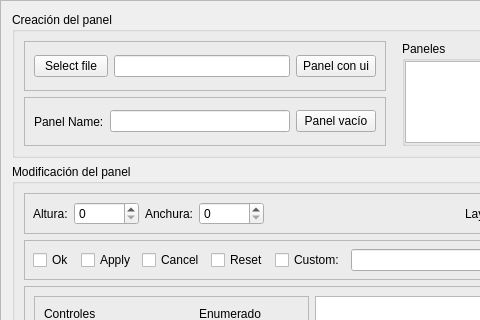
This is src/gui/GeneratorPanel.ui in jbarceloperez/generadores as Qt 5 draws it before an edit; both pictures show x 0 to 480 and y 0 to 320 of the 750 by 560 pixel window. The edited form follows.
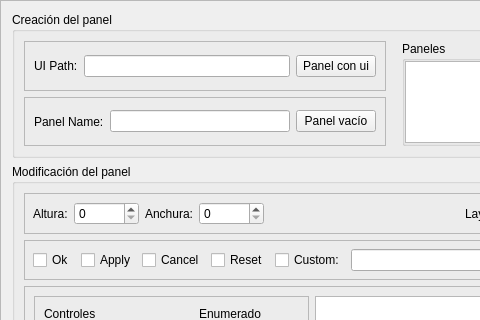
This is the edited form.

```diff
--- a/src/gui/GeneratorPanel.ui
+++ b/src/gui/GeneratorPanel.ui
@@ -180,15 +180,9 @@
         </property>
         <layout class="QHBoxLayout" name="horizontalLayout" stretch="0,1,0">
          <item>
-          <widget class="QPushButton" name="pbFile">
-           <property name="maximumSize">
-            <size>
-             <width>74</width>
-             <height>16777215</height>
-            </size>
-           </property>
+          <widget class="QLabel" name="lblUipath">
            <property name="text">
-            <string>Select file</string>
+            <string>UI Path:</string>
            </property>
           </widget>
          </item>
```
